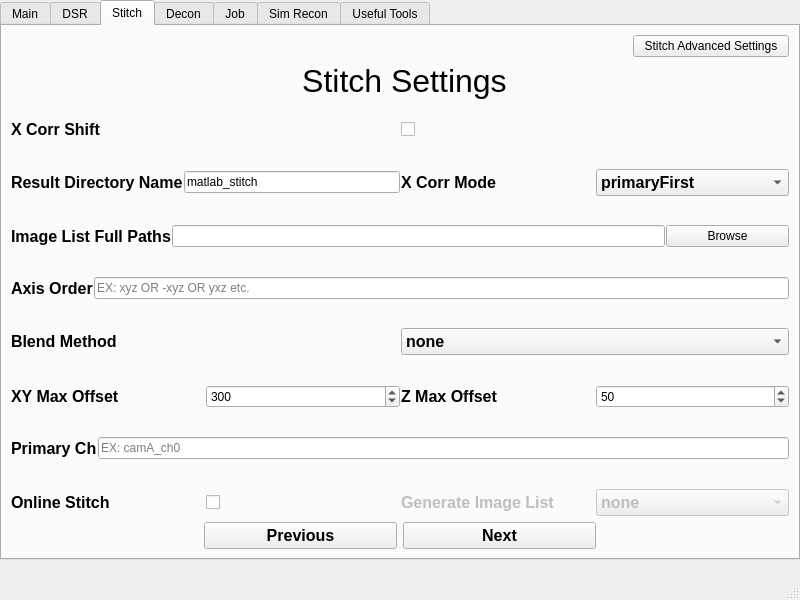
The window that src/mainwindow.ui (abcucberkeley/PetaKit5D-GUI) describes before a commit, drawn with Qt 5.
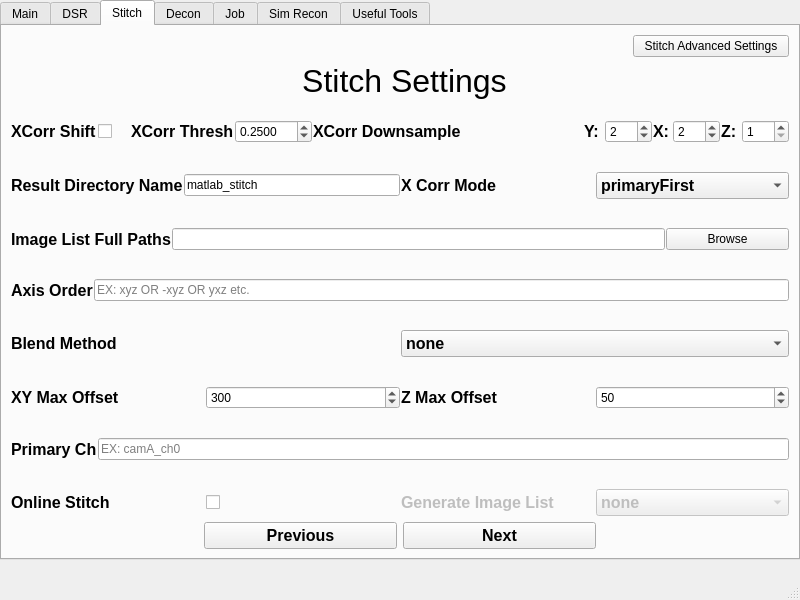
The same window after the commit. The open tabs and pages were chosen to show the change.

Commit message: Moved xcorrThresh and xcorrDownsample to Stitch Settings

```diff
--- a/src/mainwindow.ui
+++ b/src/mainwindow.ui
@@ -1494,7 +1494,7 @@
          <number>0</number>
         </property>
         <item>
-         <layout class="QHBoxLayout" name="horizontalLayout_111" stretch="1">
+         <layout class="QHBoxLayout" name="horizontalLayout_111" stretch="1,1,4">
           <item>
            <layout class="QHBoxLayout" name="horizontalLayout_27">
             <item>
@@ -1506,7 +1506,7 @@
                </font>
               </property>
               <property name="text">
-               <string>X Corr Shift</string>
+               <string>XCorr Shift</string>
               </property>
              </widget>
             </item>
@@ -1519,6 +1519,168 @@
             </item>
            </layout>
           </item>
+          <item>
+           <layout class="QHBoxLayout" name="horizontalLayout_64" stretch="4,1">
+            <item>
+             <widget class="QLabel" name="xcorrThreshLabel">
+              <property name="font">
+               <font>
+                <pointsize>12</pointsize>
+                <bold>true</bold>
+               </font>
+              </property>
+              <property name="text">
+               <string>XCorr Thresh</string>
+              </property>
+             </widget>
+            </item>
+            <item>
+             <widget class="QDoubleSpinBox" name="xcorrThreshSpinBox">
+              <property name="enabled">
+               <bool>true</bool>
+              </property>
+              <property name="decimals">
+               <number>4</number>
+              </property>
+              <property name="maximum">
+               <double>999.000000000000000</double>
+              </property>
+              <property name="value">
+               <double>0.250000000000000</double>
+              </property>
+             </widget>
+            </item>
+           </layout>
+          </item>
+          <item>
+           <layout class="QHBoxLayout" name="xcorrDownsampleHorizontalLayout" stretch="4,1,1,1">
+            <item>
+             <layout class="QHBoxLayout" name="xcorrDownsampleLabelLayout">
+              <item>
+               <widget class="QLabel" name="xcorrDownsampleLabel">
+                <property name="font">
+                 <font>
+                  <pointsize>12</pointsize>
+                  <bold>true</bold>
+                 </font>
+                </property>
+                <property name="text">
+                 <string>XCorr Downsample</string>
+                </property>
+               </widget>
+              </item>
+             </layout>
+            </item>
+            <item>
+             <layout class="QHBoxLayout" name="xcorrDownsampleYHorizontalLayout">
+              <item>
+               <widget class="QLabel" name="xcorrDownsampleYLabel">
+                <property name="enabled">
+                 <bool>true</bool>
+                </property>
+                <property name="font">
+                 <font>
+                  <pointsize>12</pointsize>
+                  <bold>true</bold>
+                 </font>
+                </property>
+                <property name="text">
+                 <string>Y:</string>
+                </property>
+               </widget>
+              </item>
+              <item>
+               <widget class="QSpinBox" name="xcorrDownsampleYSpinBox">
+                <property name="enabled">
+                 <bool>true</bool>
+                </property>
+                <property name="minimum">
+                 <number>1</number>
+                </property>
+                <property name="maximum">
+                 <number>999</number>
+                </property>
+                <property name="value">
+                 <number>2</number>
+                </property>
+               </widget>
+              </item>
+             </layout>
+            </item>
+            <item>
+             <layout class="QHBoxLayout" name="xcorrDownsampleXHorizontalLayout">
+              <item>
+               <widget class="QLabel" name="xcorrDownsampleXLabel">
+                <property name="enabled">
+                 <bool>true</bool>
+                </property>
+                <property name="font">
+                 <font>
+                  <pointsize>12</pointsize>
+                  <bold>true</bold>
+                 </font>
+                </property>
+                <property name="text">
+                 <string>X:</string>
+                </property>
+               </widget>
+              </item>
+              <item>
+               <widget class="QSpinBox" name="xcorrDownsampleXSpinBox">
+                <property name="enabled">
+                 <bool>true</bool>
+                </property>
+                <property name="minimum">
+                 <number>1</number>
+                </property>
+                <property name="maximum">
+                 <number>999</number>
+                </property>
+                <property name="value">
+                 <number>2</number>
+                </property>
+               </widget>
+              </item>
+             </layout>
+            </item>
+            <item>
+             <layout class="QHBoxLayout" name="xcorrDownsampleZHorizontalLayout">
+              <item>
+               <widget class="QLabel" name="xcorrDownsampleZLabel">
+                <property name="enabled">
+                 <bool>true</bool>
+                </property>
+                <property name="font">
+                 <font>
+                  <pointsize>12</pointsize>
+                  <bold>true</bold>
+                 </font>
+                </property>
+                <property name="text">
+                 <string>Z:</string>
+                </property>
+               </widget>
+              </item>
+              <item>
+               <widget class="QSpinBox" name="xcorrDownsampleZSpinBox">
+                <property name="enabled">
+                 <bool>true</bool>
+                </property>
+                <property name="minimum">
+                 <number>1</number>
+                </property>
+                <property name="maximum">
+                 <number>999</number>
+                </property>
+                <property name="value">
+                 <number>1</number>
+                </property>
+               </widget>
+              </item>
+             </layout>
+            </item>
+           </layout>
+          </item>
          </layout>
         </item>
         <item>
```
Left out of the diff: 28 changed lines with no effect on the pictures. The commit also changes 4 other files.
